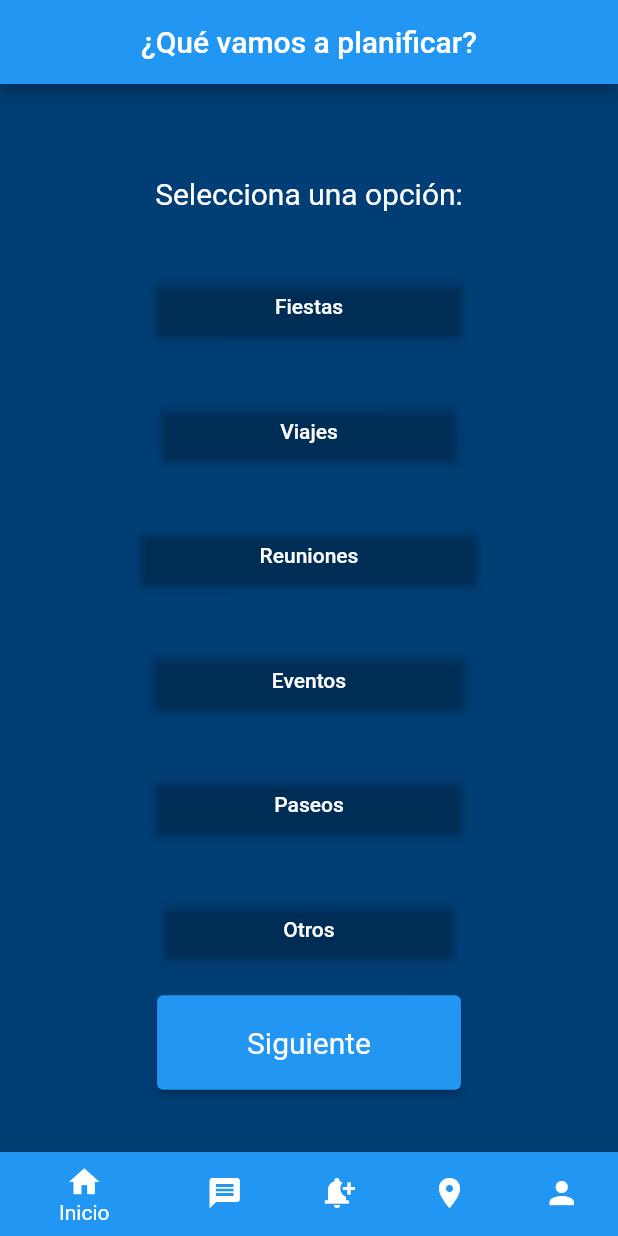
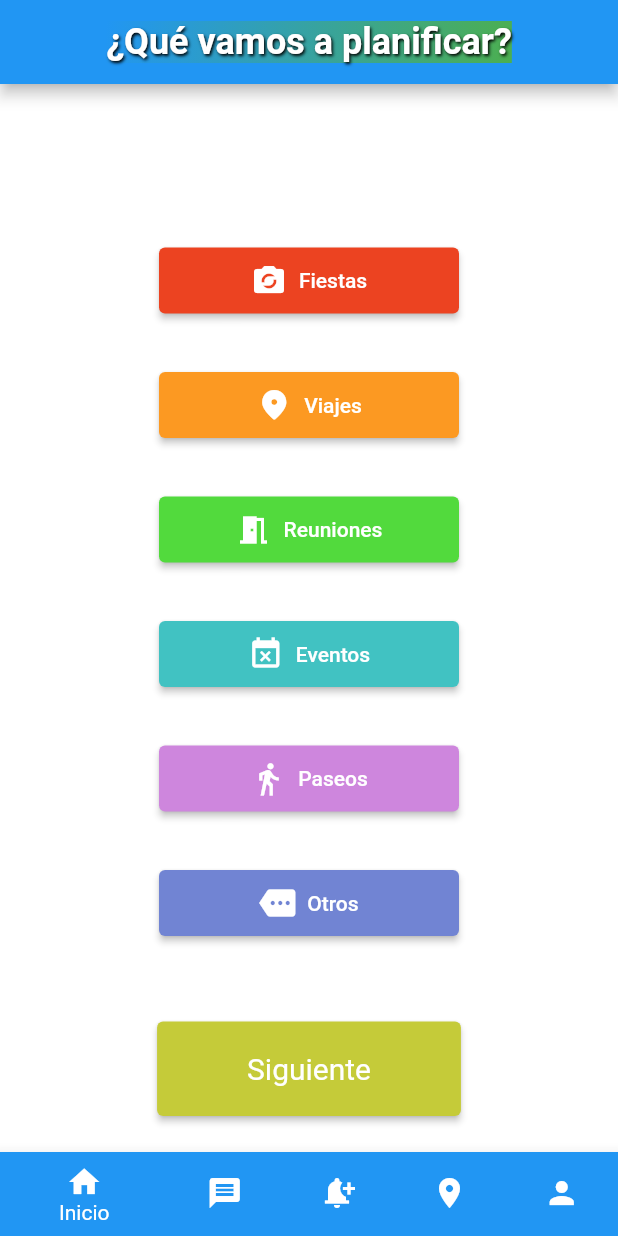
Before and after one commit to picxflor/SwiftHub, a Flutter app: the screen it shows after launch, after a tap on "Comenzar", on a phone screen of 412 x 824 dp. Run offline on Flutter 3.47's test engine with Material 2 defaults, Android fonts, the phone set to English and light mode, and no system bars; our stand-ins replace percent_indicator; network calls fail; key blocks and very long unbroken strings in the code were emptied for the run.

Commit message:
idontkown
pum pum pum

```diff
--- a/SwiftHub/my_app/lib/pages/planificacion.dart
+++ b/SwiftHub/my_app/lib/pages/planificacion.dart
@@ -16,12 +16,35 @@ class planificacion extends StatelessWidget {
   Widget build(BuildContext context) {
     return MaterialApp(
       theme: ThemeData(
-        scaffoldBackgroundColor: Color(0xFF003E75), // fondo de todo
+        scaffoldBackgroundColor: Color(0x0000), // fondo de todo
       ),
       home: Scaffold(
         appBar: AppBar(
           backgroundColor: Colors.blue, // fondo del titulo
-          title: Text('¿Qué vamos a planificar?'),
+          title: Container(
+            decoration: BoxDecoration(
+              gradient: LinearGradient(
+                colors: [Colors.blue, Colors.green],
+                begin: Alignment.topLeft,
+                end: Alignment.bottomRight,
+              ),
+            ),
+            child: Text(
+              '¿Qué vamos a planificar?',
+              style: TextStyle(
+                fontSize: 24.0,
+                fontWeight: FontWeight.bold,
+                color: Colors.white,
+                shadows: [
+                  Shadow(
+                    color: Colors.black,
+                    blurRadius: 2,
+                    offset: Offset(1, 1),
+                  ),
+                ],
+              ),
+            ),
+          ),
           centerTitle: true,
         ),
         body: Center( // Centro todo el contenido
@@ -42,7 +65,7 @@ class planificacion extends StatelessWidget {
               ElevatedButtonTheme(
                 data: ElevatedButtonThemeData(
                   style: ElevatedButton.styleFrom(
-                    backgroundColor: Color(0x4B0F62),
+                    backgroundColor: Color(0xEADE72),
                     padding: const EdgeInsets.symmetric(horizontal: 80, vertical: 10),
                   ),
                 ),
@@ -50,17 +73,113 @@ class planificacion extends StatelessWidget {
                   padding: const EdgeInsets.all(20.0),
                   child: Column(
                     children: <Widget>[
-                      ElevatedButton(onPressed: () {}, child: Text('Fiestas')),
+                      ElevatedButton(
+                        onPressed: () {},
+                        style: ElevatedButton.styleFrom(
+                          backgroundColor: Color.fromRGBO(236, 67, 33, 1.0),
+                          padding: const EdgeInsets.symmetric(horizontal: 20, vertical: 10),
+                          maximumSize: Size(200, double.infinity), // Ajusta el ancho máximo según tus necesidades
+                        ),
+                        child: Row(
+                          mainAxisAlignment: MainAxisAlignment.center,
+                          children: [
+                            Icon(Icons.party_mode),
+                            const SizedBox(width: 8.0),
+                            Text('Fiestas'),
+                          ],
+                        ),
+                      ),
                       SizedBox(height: 35.0),
-                      ElevatedButton(onPressed: () {}, child: Text('Viajes')),
+
+                      ElevatedButton(
+                        onPressed: () {},
+                        style: ElevatedButton.styleFrom(
+                          backgroundColor: Color.fromRGBO(252, 153, 34, 1.0),
+                          padding: const EdgeInsets.symmetric(horizontal: 20, vertical: 10),
+                          maximumSize: Size(200, double.infinity), // Ajusta el ancho máximo según tus necesidades
+                        ),
+                        child: Row(
+                          mainAxisAlignment: MainAxisAlignment.center,
+                          children: [
+                            Icon(Icons.place_rounded),
+                            const SizedBox(width: 8.0),
+                            Text('Viajes'),
+                          ],
+                        ),
+                      ),
                       SizedBox(height: 35.0),
-                      ElevatedButton(onPressed: () {}, child: Text('Reuniones')),
+
+                      ElevatedButton(
+                        onPressed: () {},
+                        style: ElevatedButton.styleFrom(
+                          backgroundColor: Color.fromRGBO(82, 218, 61, 1.0),
+                          padding: const EdgeInsets.symmetric(horizontal: 20, vertical: 10),
+                          maximumSize: Size(200, double.infinity), // Ajusta el ancho máximo según tus necesidades
+                        ),
+                        child: Row(
+                          mainAxisAlignment: MainAxisAlignment.center,
+                          children: [
+                            Icon(Icons.meeting_room),
+                            const SizedBox(width: 8.0),
+                            Text('Reuniones'),
+                          ],
+                        ),
+                      ),
                       SizedBox(height: 35.0),
-                      ElevatedButton(onPressed: () {}, child: Text('Eventos')),
+
+                      ElevatedButton(
+                        onPressed: () {},
+                        style: ElevatedButton.styleFrom(
+                          backgroundColor: Color.fromRGBO(65, 194, 194, 1.0),
+                          padding: const EdgeInsets.symmetric(horizontal: 20, vertical: 10),
+                          maximumSize: Size(200, double.infinity), // Ajusta el ancho máximo según tus necesidades
+                        ),
+                        child: Row(
+                          mainAxisAlignment: MainAxisAlignment.center,
+                          children: [
+                            Icon(Icons.event_busy),
+                            const SizedBox(width: 8.0),
+                            Text('Eventos'),
+                          ],
+                        ),
+                      ),
                       SizedBox(height: 35.0),
-                      ElevatedButton(onPressed: () {}, child: Text('Paseos')),
+
+                      ElevatedButton(
+                        onPressed: () {},
+                        style: ElevatedButton.styleFrom(
+                          backgroundColor: Color.fromRGBO(206, 134, 221, 1.0),
+                          padding: const EdgeInsets.symmetric(horizontal: 20, vertical: 10),
+                          maximumSize: Size(200, double.infinity), // Ajusta el ancho máximo según tus necesidades
+                        ),
+                        child: Row(
+                          mainAxisAlignment: MainAxisAlignment.center,
+                          children: [
+                            Icon(Icons.directions_walk),
+                            const SizedBox(width: 8.0),
+                            Text('Paseos'),
+                          ],
+                        ),
+                      ),
                       SizedBox(height: 35.0),
-                      ElevatedButton(onPressed: () {}, child: Text('Otros')),
+
+                      ElevatedButton(
+                        onPressed: () {},
+                        style: ElevatedButton.styleFrom(
+                          backgroundColor: Color.fromRGBO(113, 132, 211, 1.0),
+                          padding: const EdgeInsets.symmetric(horizontal: 20, vertical: 10),
+                          maximumSize: Size(200, double.infinity), // Ajusta el ancho máximo según tus necesidades
+                        ),
+                        child: Row(
+                          mainAxisAlignment: MainAxisAlignment.center,
+                          children: [
+                            Icon(Icons.more),
+                            const SizedBox(width: 8.0),
+                            Text('Otros'),
+                          ],
+                        ),
+                      ),
+                      SizedBox(height: 35.0),
                     ],
                   ),
                 ),
@@ -73,7 +192,7 @@ class planificacion extends StatelessWidget {
                       );
                 },
                 style: ElevatedButton.styleFrom(
-                  backgroundColor: Colors.blue,
+                  backgroundColor: Color.fromRGBO(197, 203, 57, 1.0),
                   textStyle: const TextStyle(
                     fontSize: 20,
                   ),
```
